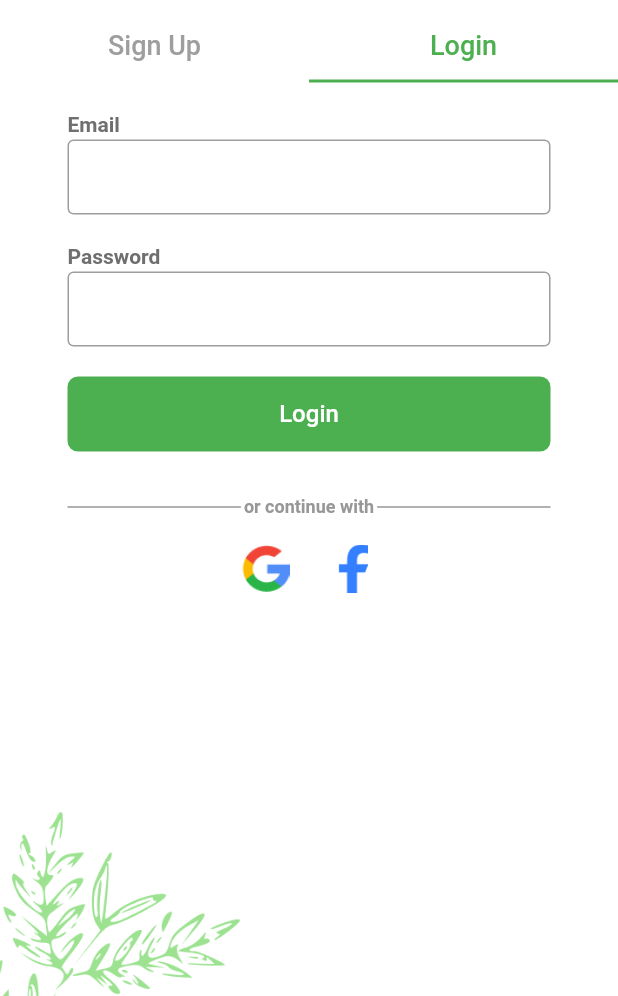
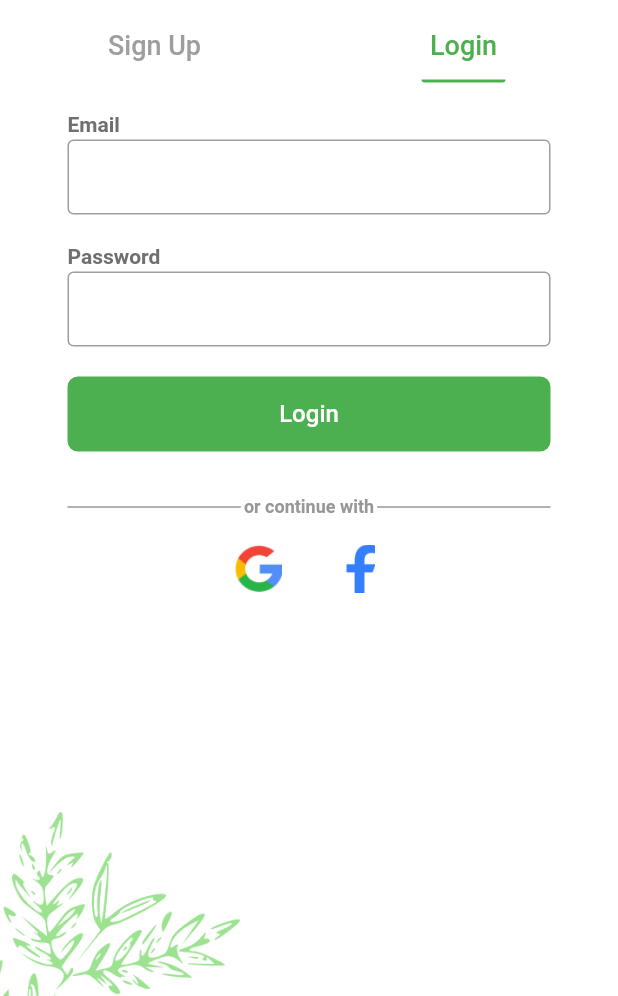
Before and after one commit to fayruozAtef/ODC-LaVie, a Flutter app: the screen it shows after launch, on a phone screen of 412 x 824 dp, the part 240-1236 px from its top. Run offline on Flutter 3.47's test engine with Material 2 defaults, Android fonts, the phone set to English and light mode, and no system bars; our stand-ins replace animated_splash_screen, bloc, dio, flutter_bloc, google_fonts, hexcolor and 3 more; Roboto replaces fonts that are missing (Meddon).

Commit message:
login backend

```diff
--- a/lib/layout/login_layout/login_layout.dart
+++ b/lib/layout/login_layout/login_layout.dart
@@ -5,7 +5,7 @@ import 'package:hexcolor/hexcolor.dart';
 import 'package:lavei/module/login/login_cubit/login_cubit.dart';
 import 'package:lavei/shared/component/components.dart';
 import 'package:lavei/shared/style/colors.dart';
-
+import 'package:tab_indicator_styler/tab_indicator_styler.dart';
 import '../../module/login/login_cubit/login_states.dart';
 
 class LoginLayout extends StatelessWidget {
@@ -53,6 +53,16 @@ class LoginLayout extends StatelessWidget {
                             length: 2,
                             initialIndex: LoginCubit.get(context).currentIndex,
                             child: TabBar(
+                              indicator:  MaterialIndicator(
+                                height: 2,
+                                topLeftRadius: 0,
+                                topRightRadius: 0,
+                                bottomLeftRadius: 2,
+                                bottomRightRadius: 2,
+                                color: defaultColor,
+                                horizontalPadding: 75.0,
+                                tabPosition: TabPosition.bottom,
+                              ),
                                 unselectedLabelColor: Colors.grey,
                                 labelColor: defaultColor,
                                 labelStyle: GoogleFonts.roboto(textStyle: TextStyle(fontSize: 18.0,)),
@@ -64,6 +74,7 @@ class LoginLayout extends StatelessWidget {
                                   Tab( text: 'Login',),
                                 ]
                             ),
+
                           ),
                           Expanded(
                             child: Container(
@@ -99,7 +110,7 @@ class LoginLayout extends StatelessWidget {
 
                                           },
                                         ),
-                                        const SizedBox(width: 10.0,),
+                                        const SizedBox(width: 20.0,),
                                         IconButton(
                                           icon: Image(image: AssetImage('assets/images/facebook.png'),),
                                           iconSize: 25,
@@ -107,7 +118,6 @@ class LoginLayout extends StatelessWidget {
 
                                           },
                                         ),
-
                                       ],
                                     )
                                   ],
@@ -138,14 +148,12 @@ class LoginLayout extends StatelessWidget {
                       Spacer(),
                       Container(
                         width: double.infinity,
-                        child: Stack(
+                        child: Align(
                           alignment: Alignment.bottomLeft,
-                          children:const [
-                            Image(
-                              image: AssetImage('assets/images/img_2.png'),
-                              width: 160.0,
-                            ),
-                          ],
+                          child: Image(
+                            image: AssetImage('assets/images/img_2.png'),
+                            width: 160.0,
+                          ),
                         ),
                       ),
                     ],
--- a/lib/main.dart
+++ b/lib/main.dart
@@ -1,8 +1,10 @@
 import 'package:animated_splash_screen/animated_splash_screen.dart';
 import 'package:bloc/bloc.dart';
+import 'package:dio/dio.dart';
 import 'package:flutter/material.dart';
 import 'package:flutter/services.dart';
 import 'package:lavei/shared/network/local/cach_helper.dart';
+import 'package:lavei/shared/network/remote/dio_helper.dart';
 import 'package:lavei/shared/style/block_observer.dart';
 import 'package:lavei/shared/style/colors.dart';
 import 'package:page_transition/page_transition.dart';
@@ -13,6 +15,7 @@ Future<void> main() async {
   WidgetsFlutterBinding.ensureInitialized();
   await CashHelper.init();
   Bloc.observer = MyBlocObserver();
+  DioHelper.init();
   runApp(const MyApp());
 
 }
--- /dev/null
+++ b/lib/model/login_models/User.dart
@@ -0,0 +1,40 @@
+class User {
+  User({
+      this.userId,
+      this.firstName,
+      this.lastName,
+      this.email,
+      this.imageUrl,
+      this.address,
+      this.role,});
+
+  User.fromJson(dynamic json) {
+    userId = json['userId'];
+    firstName = json['firstName'];
+    lastName = json['lastName'];
+    email = json['email'];
+    imageUrl = json['imageUrl'];
+    address = json['address'];
+    role = json['role'];
+  }
+  String? userId;
+  String? firstName;
+  String? lastName;
+  String? email;
+  String? imageUrl;
+  dynamic address;
+  String? role;
+
+  Map<String, dynamic> toJson() {
+    final map = <String, dynamic>{};
+    map['userId'] = userId;
+    map['firstName'] = firstName;
+    map['lastName'] = lastName;
+    map['email'] = email;
+    map['imageUrl'] = imageUrl;
+    map['address'] = address;
+    map['role'] = role;
+    return map;
+  }
+
+}
--- /dev/null
+++ b/lib/model/login_models/login_model.dart
@@ -0,0 +1,28 @@
+import 'Data.dart';
+
+class LoginModel {
+  LoginModel({
+      this.type,
+      this.message,
+      this.data,});
+
+  LoginModel.fromJson(dynamic json) {
+    type = json['type'];
+    message = json['message'];
+    data = json['data'] != null ? Data.fromJson(json['data']) : null;
+  }
+  String? type;
+  String? message;
+  Data? data;
+
+  Map<String, dynamic> toJson() {
+    final map = <String, dynamic>{};
+    map['type'] = type;
+    map['message'] = message;
+    if (data != null) {
+      map['data'] = data!.toJson();
+    }
+    return map;
+  }
+
+}
--- a/lib/module/login/login_cubit/login_states.dart
+++ b/lib/module/login/login_cubit/login_states.dart
@@ -3,3 +3,9 @@ abstract class LoginStates{}
 class LoginInitialState extends LoginStates{}
 
 class LoginAndSignUpSwap extends LoginStates{}
+
+class LoginWithEmailAndPasswordLoadingState extends LoginStates{}
+
+class LoginWithEmailAndPasswordSuccessState extends LoginStates{}
+
+class LoginWithEmailAndPasswordErrorState extends LoginStates{}
--- a/lib/module/login/login_screen.dart
+++ b/lib/module/login/login_screen.dart
@@ -1,6 +1,7 @@
 import 'package:flutter/material.dart';
 import 'package:google_fonts/google_fonts.dart';
 import 'package:hexcolor/hexcolor.dart';
+import 'package:lavei/module/login/login_cubit/login_cubit.dart';
 import 'package:lavei/shared/component/components.dart';
 
 class LoginScreen extends StatelessWidget {
@@ -61,7 +62,7 @@ class LoginScreen extends StatelessWidget {
                   defaultButton(
                       function: (){
                         if(formKey.currentState!.validate()){
-
+                          LoginCubit.get(context).loginWithEmailAndPassword(email: emailController.text, password: passwordController.text);
                         }
                       },
                       text: 'Login'
--- a/lib/shared/component/components.dart
+++ b/lib/shared/component/components.dart
@@ -52,6 +52,7 @@ Widget defaultTextFormField({
     style: TextStyle(height: 1.0),
     decoration: InputDecoration(
       labelText: lable,
+      errorStyle: TextStyle(height: 0.2),
       border: OutlineInputBorder(),
     ),
   ),
--- a/lib/shared/network/remote/dio_helper.dart
+++ b/lib/shared/network/remote/dio_helper.dart
@@ -4,12 +4,29 @@ class DioHelper{
   static init(){
     dio=Dio(
       BaseOptions(
-        baseUrl: 'https://lavie.orangedigitalcenteregypt.com/',
+        baseUrl: 'https://lavie.orangedigitalcenteregypt.com',
         receiveDataWhenStatusError: true,
       ),
     );
   }
+
   static Future<Response> getData({required String url, required Map<String,dynamic> query}) async{
     return await dio!.get(url,queryParameters: query);
   }
+
+  static Future<Response> postData({
+    required String url,
+    required Map<String, dynamic> data,
+    String? token,
+  })async{
+    //Add More For the specified dio  baseOptions
+    dio!.options.headers= {
+      'Content-Type':'application/json',
+      //'Authorization': token,
+    };
+    return dio!.post(
+      url,
+      data: data,
+    );
+  }
 }
--- a/pubspec.yaml
+++ b/pubspec.yaml
@@ -43,6 +43,7 @@ dependencies:
   page_transition: ^2.0.9
   hexcolor: ^2.0.7
   image_picker: ^0.8.5+3
+  tab_indicator_styler: ^2.0.0
 
 dev_dependencies:
   flutter_test:
```
Also changed, not shown: lib/model/login_models/Data.dart (added, +28 -0 lines), lib/module/login/login_cubit/login_cubit.dart (+24 -1 lines), pubspec.lock, 1 other file.
